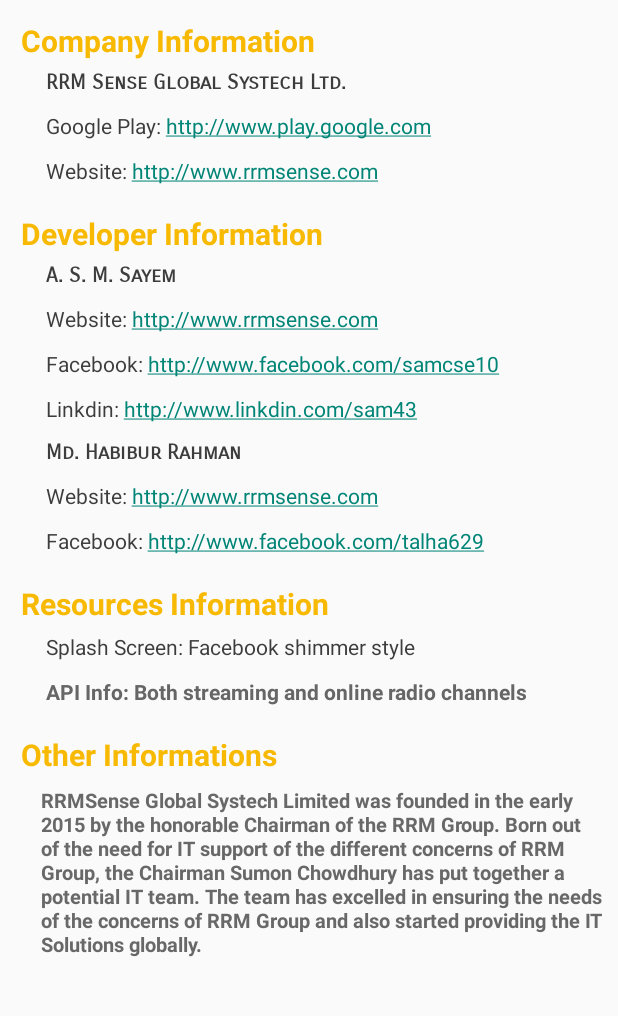
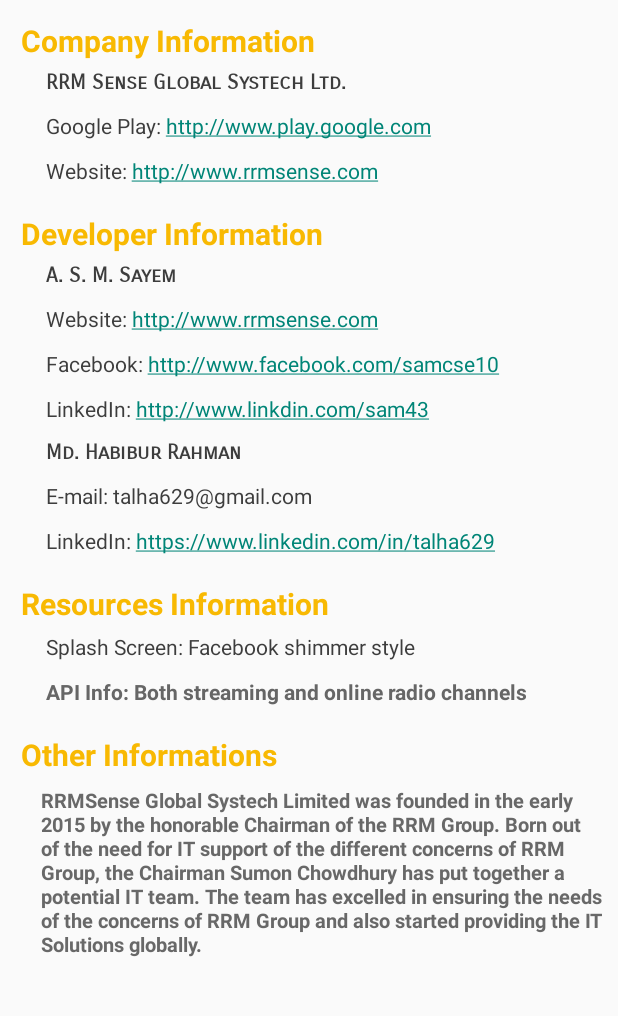
Before and after one commit to habiburrahmantalha/RadioStreamApp, an Android app: the AboutActivity screen opened directly, with no data from a screen before it, on a phone screen of 412 x 824 dp, the part 84-1100 px from its top. Run offline under Robolectric (Android 15) with nearby library versions, the phone set to English and light mode, and no system bars.

```diff
--- a/app/src/main/res/layout/activity_about.xml
+++ b/app/src/main/res/layout/activity_about.xml
@@ -139,7 +139,7 @@
                     android:fontFamily="sans-serif"
                     android:gravity="start"
                     android:padding="5dp"
-                    android:text="Linkdin: http://www.linkdin.com/sam43"
+                    android:text="LinkedIn: http://www.linkdin.com/sam43"
                     android:textColor="#3d3d3d"/>
 
                 <TextView
@@ -154,16 +154,6 @@
                     android:textStyle="bold"/>
 
 
-                <TextView
-                    android:layout_width="match_parent"
-                    android:layout_height="wrap_content"
-                    android:layout_marginStart="25dp"
-                    android:autoLink="web"
-                    android:fontFamily="sans-serif"
-                    android:gravity="start"
-                    android:padding="5dp"
-                    android:text="Website: http://www.rrmsense.com"
-                    android:textColor="#3d3d3d"/>
 
                 <TextView
                     android:layout_width="match_parent"
@@ -173,9 +163,18 @@
                     android:fontFamily="sans-serif"
                     android:gravity="start"
                     android:padding="5dp"
-                    android:text="Facebook: http://www.facebook.com/talha629"
+                    android:text="E-mail: talha629@gmail.com"
                     android:textColor="#3d3d3d"/>
-
+                <TextView
+                    android:layout_width="match_parent"
+                    android:layout_height="wrap_content"
+                    android:layout_marginStart="25dp"
+                    android:autoLink="web"
+                    android:fontFamily="sans-serif"
+                    android:gravity="start"
+                    android:padding="5dp"
+                    android:text="LinkedIn: https://www.linkedin.com/in/talha629"
+                    android:textColor="#3d3d3d"/>
 
                 <LinearLayout
                     android:layout_width="match_parent"
```
Also changed, not shown: app/src/main/res/layout/activity_splash_screen.xml (+18 -19 lines), app/src/main/res/drawable/logo_splash.png (added), app/src/main/res/drawable/logo_splash_text.png (added).
